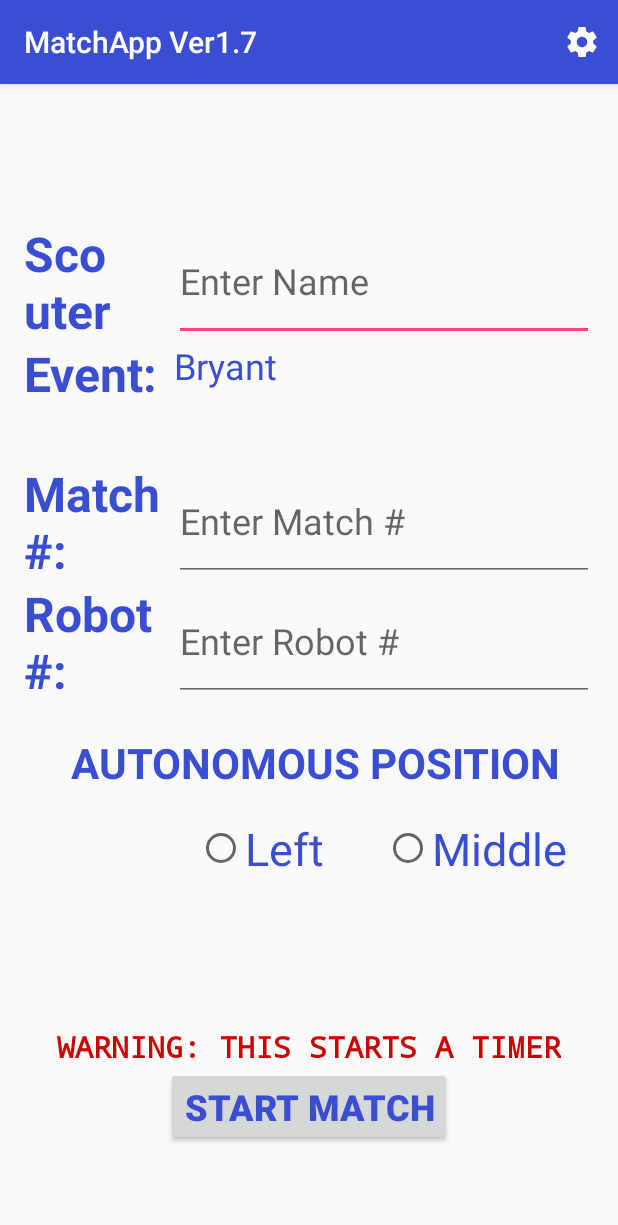
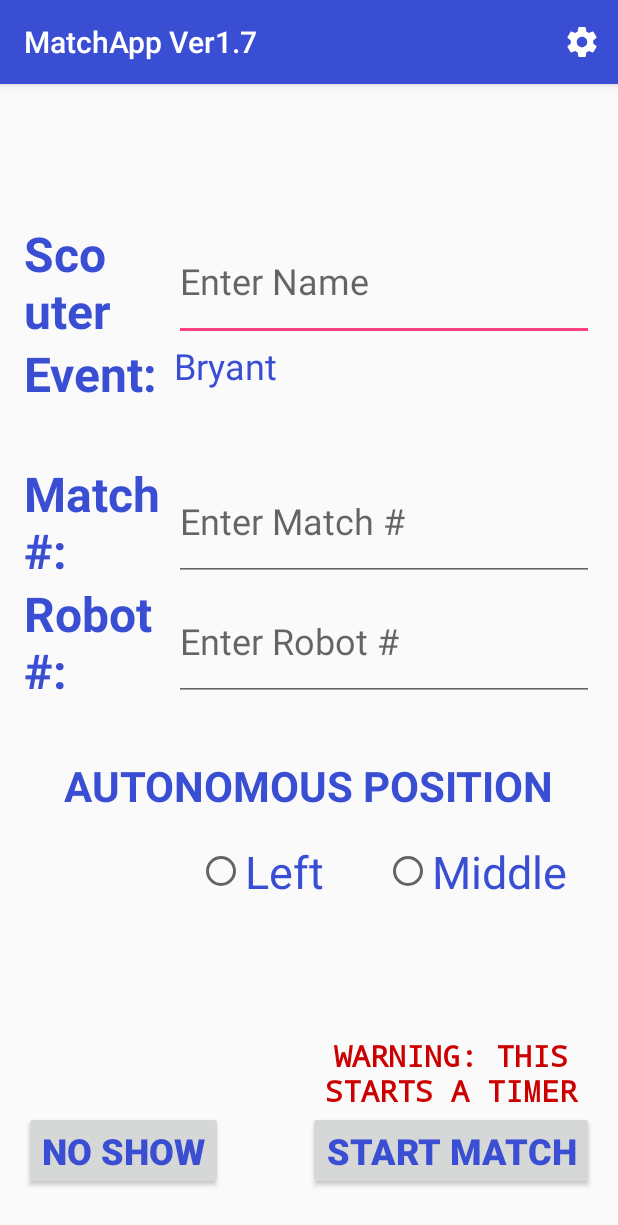
Before and after one commit to RoboRebelsScouting/2018MatchApp, an Android app: the screen it shows after launch (FirstActivity), on a phone screen of 412 x 824 dp. Shown: the top 1225 px of the screen. Run offline under Robolectric (Android 15) with nearby library versions, the phone set to English and light mode, and no system bars.

Commit message:
Progress on "No Show" Button
Made some decent progress on the "No Show" button on the first page.

```diff
--- a/app/src/main/res/layout/activity_first.xml
+++ b/app/src/main/res/layout/activity_first.xml
@@ -59,7 +59,7 @@
         android:textStyle="normal|bold"
         android:textColor="@color/colorPrimaryDark"
         android:layout_below="@+id/textView"
-        android:layout_centerHorizontal="true" />
+        android:layout_alignParentEnd="true" />
 
     <TextView
         android:text="Scouter Name:"
@@ -125,9 +125,10 @@
         android:textAlignment="center"
         android:fontFamily="monospace"
         android:textStyle="normal|bold"
-        android:layout_marginTop="97dp"
+        android:layout_marginTop="88dp"
         android:layout_below="@+id/autoPosition"
-        android:layout_centerHorizontal="true" />
+        android:layout_alignParentEnd="true"
+        android:layout_alignStart="@+id/startMatch" />
 
     <TextView
         android:layout_width="wrap_content"
@@ -160,9 +161,9 @@
         android:textColor="@color/colorPrimary"
         android:textSize="28sp"
         android:textStyle="bold"
+        android:layout_marginTop="37dp"
         android:layout_below="@+id/enterRobot"
-        android:layout_alignEnd="@+id/textView"
-        android:layout_marginTop="22dp" />
+        android:layout_centerHorizontal="true" />
 
 
     <RadioGroup
@@ -214,4 +215,16 @@
 
     </RadioGroup>
 
+    <Button
+        android:id="@+id/noShow"
+        android:layout_width="wrap_content"
+        android:layout_height="wrap_content"
+        android:layout_alignParentStart="true"
+        android:layout_below="@+id/textView"
+        android:onClick="noShow"
+        android:text="No Show"
+        android:textColor="@color/colorPrimaryDark"
+        android:textSize="24sp"
+        android:textStyle="bold" />
+
 </RelativeLayout>
```
Also changed, not shown: app/src/main/java/scouting2017/matchapp/FirstActivity.java (+34 -1 lines).
